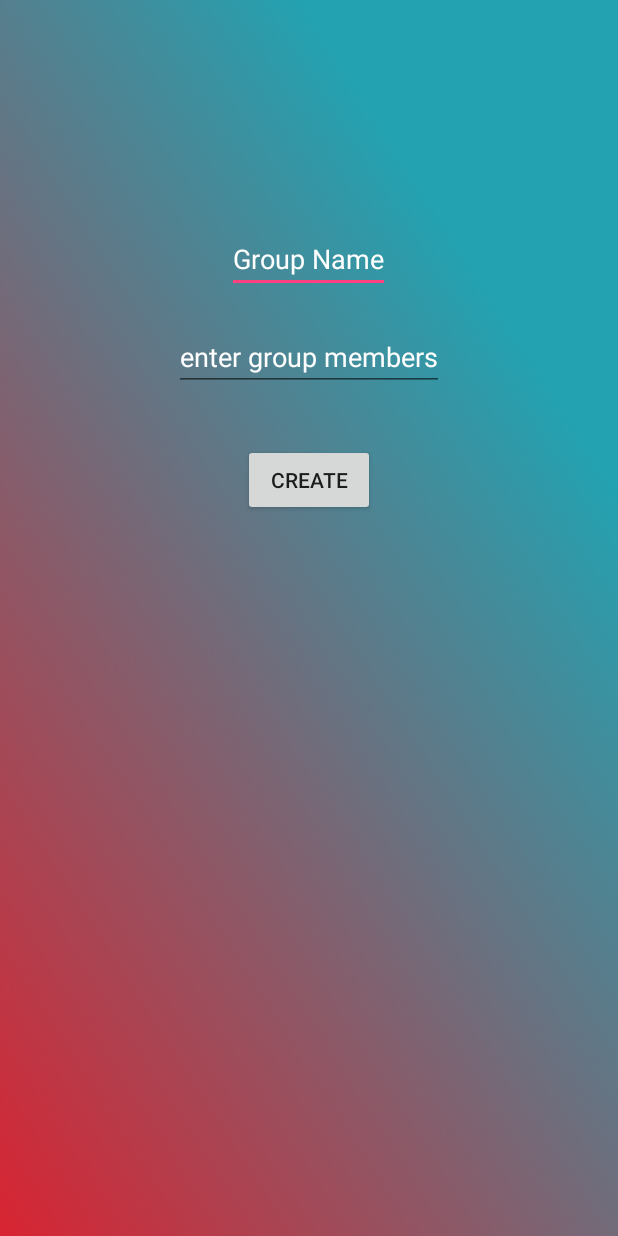
After one commit to joeconstan/BreakfastApp, an Android app: the NewGroup screen opened directly, with no data from a screen before it, on a phone screen of 412 x 824 dp. The commit adds this screen. Run offline under Robolectric (Android 15) with nearby library versions, the phone set to English and light mode, and no system bars; our stand-ins replace Firebase (no records; nobody signed in at launch, a user with empty details on screens opened directly).

Commit message:
group messaging begun

```diff
--- a/app/src/main/AndroidManifest.xml
+++ b/app/src/main/AndroidManifest.xml
@@ -60,6 +60,12 @@
         <activity android:name=".BackgroundColor">
 
         </activity>
+        <activity android:name=".ChangePassword">
+
+        </activity>
+        <activity android:name=".NewGroup">
+
+        </activity>
     </application>
 
 </manifest>
--- /dev/null
+++ b/app/src/main/java/com/arealbreakfast/breakfastapp/NewGroup.java
@@ -0,0 +1,41 @@
+package com.arealbreakfast.breakfastapp;
+
+import android.content.Intent;
+import android.os.Bundle;
+import android.support.annotation.Nullable;
+import android.support.v7.app.AppCompatActivity;
+import android.view.View;
+import android.widget.Button;
+import android.widget.EditText;
+
+import com.google.firebase.auth.FirebaseAuth;
+
+import java.util.ArrayList;
+
+
+public class NewGroup extends AppCompatActivity {
+
+    private FirebaseAuth mAuth = FirebaseAuth.getInstance();
+    private ArrayList<String> groupuids = new ArrayList<>();
+    @Override
+    protected void onCreate(@Nullable Bundle savedInstanceState) {
+        super.onCreate(savedInstanceState);
+        setContentView(R.layout.activity_new_group);
+
+        Button createButton = (Button) findViewById(R.id.newgroupcreatebutton);
+        createButton.setOnClickListener(new View.OnClickListener() {
+            @Override
+            public void onClick(View v) {
+                Intent intent = new Intent(v.getContext(), ComposeMessage.class);
+                EditText groupName = (EditText) findViewById(R.id.newgroupnameet);
+                String name = groupName.getText().toString();
+                intent.putExtra("recp", name);
+                intent.putExtra("groupuids", groupuids);
+                intent.putExtra("membercount", groupuids.size());
+                intent.putExtra("uid1", mAuth.getCurrentUser().getUid());
+                intent.putExtra("isgroup", 1);
+                startActivity(intent);
+            }
+        });
+    }
+}
--- a/app/src/main/java/com/arealbreakfast/breakfastapp/Settings.java
+++ b/app/src/main/java/com/arealbreakfast/breakfastapp/Settings.java
@@ -27,6 +27,7 @@ import com.firebase.ui.storage.images.FirebaseImageLoader;
 import com.google.android.gms.tasks.OnFailureListener;
 import com.google.android.gms.tasks.OnSuccessListener;
 import com.google.firebase.auth.FirebaseAuth;
+import com.google.firebase.auth.FirebaseUser;
 import com.google.firebase.database.ChildEventListener;
 import com.google.firebase.database.DataSnapshot;
 import com.google.firebase.database.DatabaseError;
@@ -138,7 +139,8 @@ public class Settings extends AppCompatActivity {
         passwordtv.setOnClickListener(new View.OnClickListener() {
             @Override
             public void onClick(View v) {
-
+                Intent intent = new Intent(v.getContext(), ChangePassword.class);
+                startActivity(intent);
             }
         });
 
--- /dev/null
+++ b/app/src/main/res/layout/activity_new_group.xml
@@ -0,0 +1,41 @@
+<?xml version="1.0" encoding="utf-8"?>
+<RelativeLayout xmlns:android="http://schemas.android.com/apk/res/android"
+    android:layout_width="match_parent"
+    android:layout_height="match_parent"
+    android:background="@drawable/backgroundrevised">
+
+
+    <EditText
+        android:layout_width="wrap_content"
+        android:layout_height="wrap_content"
+        android:id="@+id/newgroupnameet"
+        android:hint="Group Name"
+        android:layout_centerHorizontal="true"
+        android:textColorHint="#FFFFFF"
+        android:layout_marginTop="150dp"
+        />
+
+    <EditText
+        android:layout_marginTop="20dp"
+        android:layout_centerHorizontal="true"
+        android:layout_below="@+id/newgroupnameet"
+        android:layout_width="wrap_content"
+        android:layout_height="wrap_content"
+        android:hint="enter group members"
+        android:textColorHint="#FFFFFF"
+        android:id="@+id/newgroupmemberset"
+        />
+
+    <Button
+        android:layout_marginTop="35dp"
+        android:layout_width="wrap_content"
+        android:layout_height="wrap_content"
+        android:id="@+id/newgroupcreatebutton"
+        android:text="create"
+        android:layout_centerHorizontal="true"
+        android:layout_below="@+id/newgroupmemberset"
+        />
+
+
+
+</RelativeLayout>
```
Also changed, not shown: app/src/main/java/com/arealbreakfast/breakfastapp/ChangePassword.java (added, +36 -0 lines), app/src/main/java/com/arealbreakfast/breakfastapp/ComposeMessage.java (+66 -7 lines), app/src/main/java/com/arealbreakfast/breakfastapp/ComposeRecipient.java (+11 -0 lines), app/src/main/java/com/arealbreakfast/breakfastapp/GroupMessage.java (added, +52 -0 lines), app/src/main/java/com/arealbreakfast/breakfastapp/Notifications.java (added, +26 -0 lines), app/src/main/res/layout/activity_change_password.xml (added, +28 -0 lines), app/src/main/res/layout/activity_compose_recipient.xml (+19 -0 lines).
